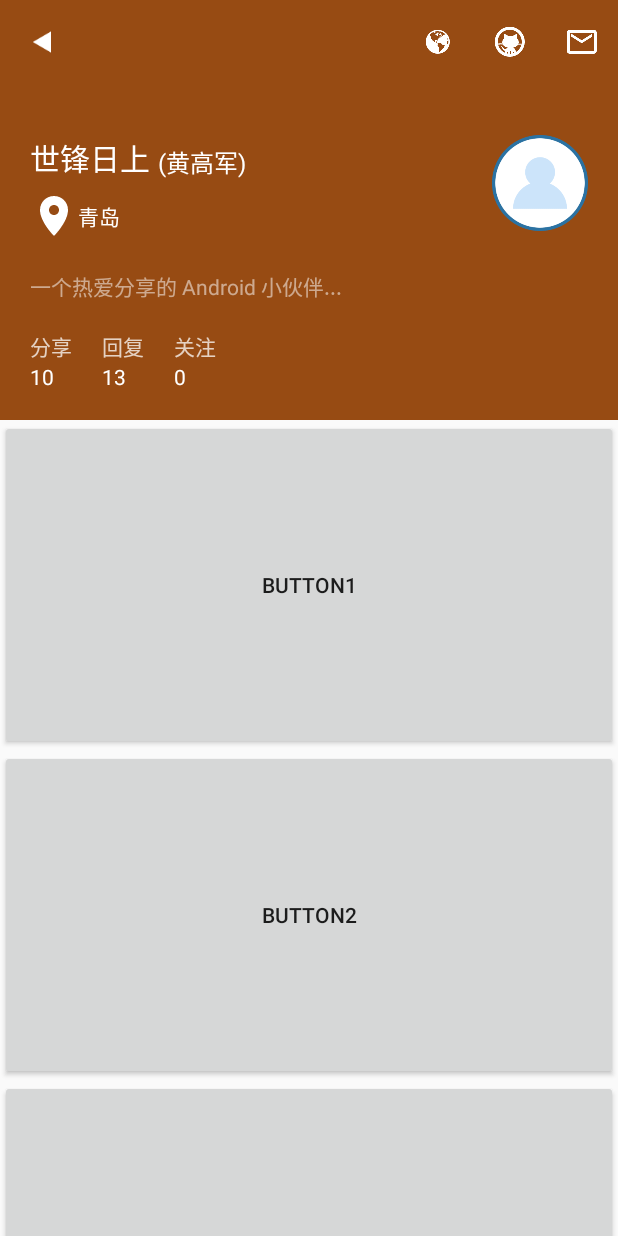
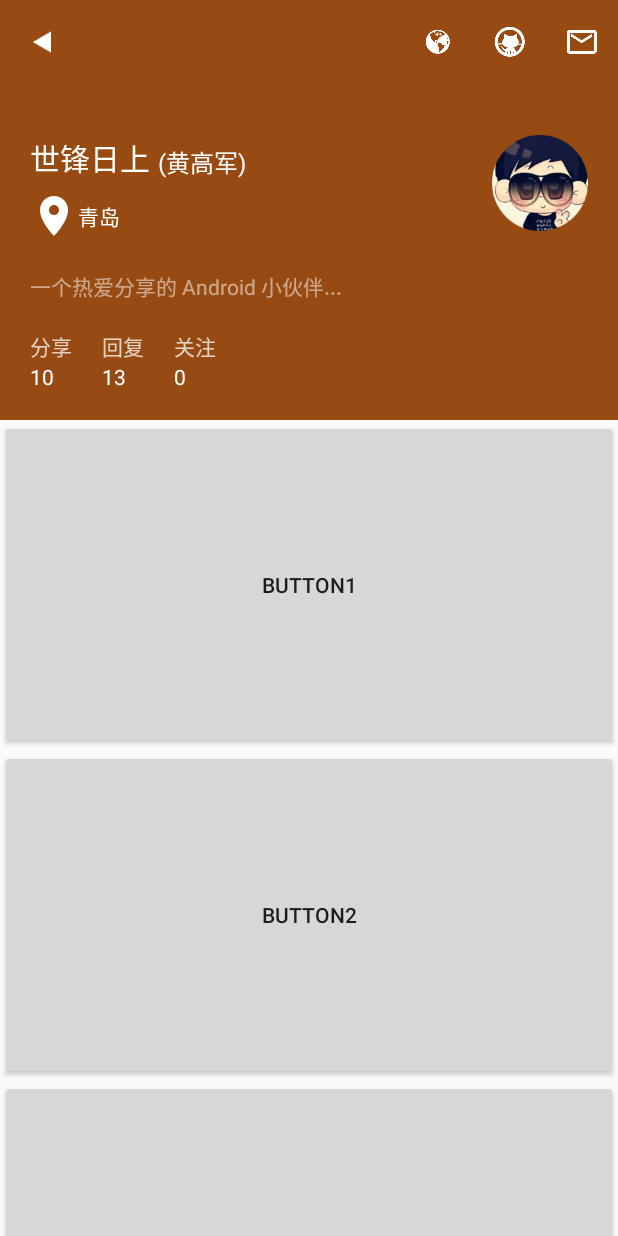
Before and after one commit to Canglangweiwei/ImageDemo, an Android app: the UserInfoActivity screen opened directly, with no data from a screen before it, on a phone screen of 412 x 824 dp. Run offline under Robolectric (Android 15) with nearby library versions, the phone set to English and light mode, and no system bars; our stand-ins replace ButterKnife; libraries missing offline, so code that uses them is left out: jp.wasabeef.glide; pictures from the network do not load; 1 statement that could not run was skipped.

Commit message:
优化部分功能

```diff
--- a/app/src/main/res/layout/activity_user_info.xml
+++ b/app/src/main/res/layout/activity_user_info.xml
@@ -97,7 +97,7 @@
                     android:layout_width="64dp"
                     android:layout_height="64dp"
                     android:contentDescription="@string/app_name"
-                    android:src="@drawable/toux2" />
+                    android:src="@drawable/icon_default_head" />
             </LinearLayout>
 
             <TextView
--- a/library/common/src/main/java/com/jaydenxiao/common/commonutils/ImageLoaderUtils.java
+++ b/library/common/src/main/java/com/jaydenxiao/common/commonutils/ImageLoaderUtils.java
@@ -146,7 +146,7 @@ public class ImageLoaderUtils {
         }
         Glide.with(context).load(url)
                 .diskCacheStrategy(DiskCacheStrategy.ALL)
-                .error(R.drawable.toux2)
+                .error(R.drawable.icon_default_head)
                 .centerCrop()
                 .transform(new GlideRoundTransformUtil(context))
                 .into(imageView);
```
Also changed, not shown: library/common/src/main/res/drawable-xhdpi/icon_default_head.png (renamed from app/src/main/res/drawable-xhdpi/icon_default_head.png), library/common/src/main/res/drawable-xhdpi/toux2.png (deleted).
